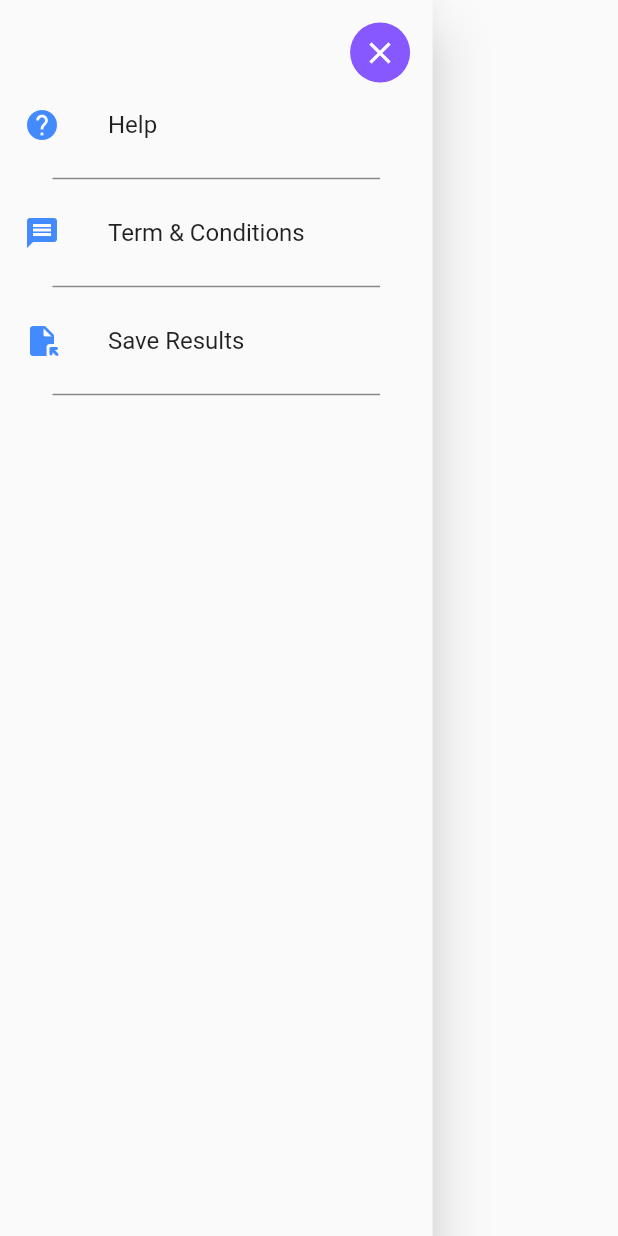
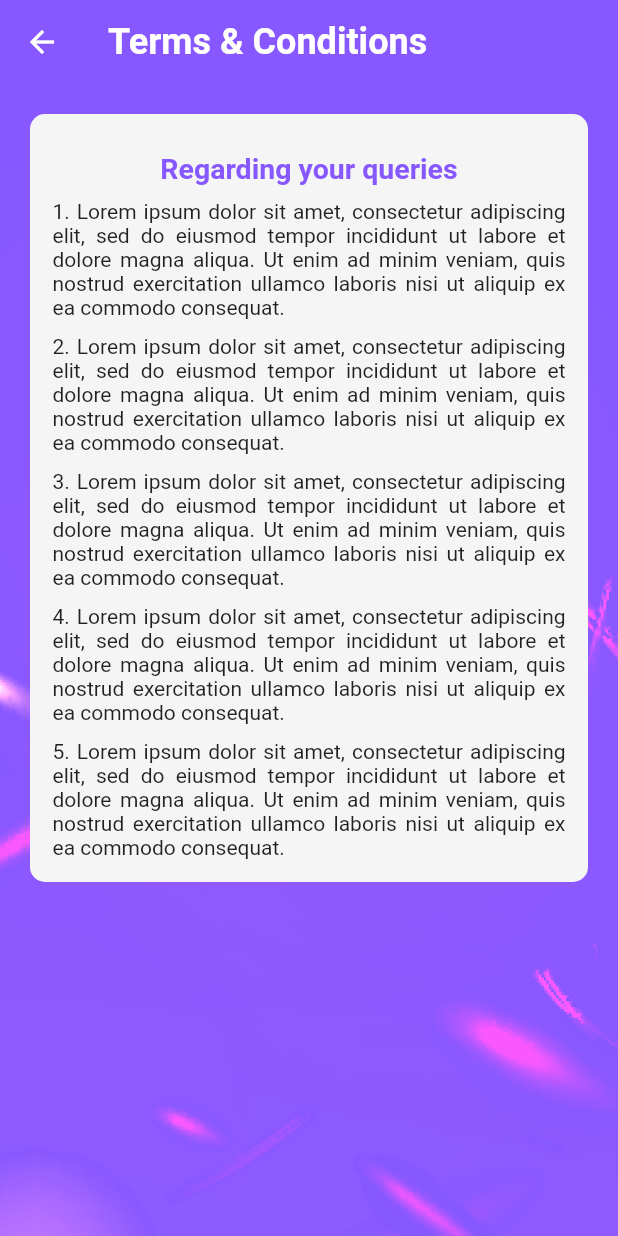
Before and after one commit to danishhafeez322/beatspark_project, a Flutter app: the AppDrawer widget shown alone on an empty page, opened directly, after a tap on "Term & Conditions", on a phone screen of 412 x 824 dp. Run offline on Flutter 3.47's test engine with Material 2 defaults, Android fonts, the phone set to English and light mode, and no system bars; our stand-ins replace fluttertoast, hive, hive_flutter; accounts and stored records are empty; Roboto replaces fonts that are missing (Poppins).

Commit message:
android side done

```diff
--- a/lib/Screens/HomePage.dart
+++ b/lib/Screens/HomePage.dart
@@ -2,8 +2,6 @@ import 'dart:math';
 
 import 'package:b_project/Widgets/AppDrawer.dart';
 import 'package:flutter/material.dart';
-import 'package:flutter/src/widgets/framework.dart';
-import 'package:flutter/src/widgets/placeholder.dart';
 
 import 'Result.dart';
 
@@ -93,7 +91,7 @@ class _HomePageState extends State<HomePage> {
         height: MediaQuery.of(context).size.height,
         decoration: const BoxDecoration(
           image: DecorationImage(
-              image: AssetImage("assets/Splash.png"), fit: BoxFit.cover),
+              image: AssetImage("assets/background.png"), fit: BoxFit.cover),
         ),
         child: Wrap(
           runSpacing: 2,
--- /dev/null
+++ b/lib/Screens/TermAndConditions.dart
@@ -0,0 +1,94 @@
+import 'package:flutter/material.dart';
+
+class TermAndCondition extends StatelessWidget {
+  const TermAndCondition({super.key});
+
+  @override
+  Widget build(BuildContext context) {
+    return Scaffold(
+      appBar: AppBar(
+        backgroundColor: const Color(0xff8758FF),
+        elevation: 0.0,
+        title: const Text(
+          'Terms & Conditions',
+          style: TextStyle(fontWeight: FontWeight.bold, fontSize: 24),
+          textAlign: TextAlign.center,
+        ),
+      ),
+      body: Container(
+        width: MediaQuery.of(context).size.width,
+        height: MediaQuery.of(context).size.height,
+        decoration: const BoxDecoration(
+            image: DecorationImage(
+                image: AssetImage("assets/background.png"), fit: BoxFit.cover)),
+        child: Container(
+          child: Column(children: [
+            const SizedBox(height: 10),
+            Expanded(
+              child: ListView.builder(
+                  itemCount: 1,
+                  itemBuilder: (context, index) {
+                    return Container(
+                      margin: const EdgeInsets.only(
+                          left: 20, right: 20, top: 10, bottom: 10),
+                      decoration: BoxDecoration(
+                        color: const Color(0xffF5F5F5),
+                        borderRadius: BorderRadius.circular(10),
+                      ),
+                      child: Padding(
+                        padding: const EdgeInsets.all(15.0),
+                        child: Column(
+                          children: const [
+                            SizedBox(height: 10),
+                            Text(
+                              'Regarding your queries',
+                              style: TextStyle(
+                                  fontWeight: FontWeight.bold,
+                                  fontSize: 19,
+                                  color: Color(0xff8758FF)),
+                            ),
+                            SizedBox(height: 10),
+                            Text(
+                              '1. Lorem ipsum dolor sit amet, consectetur adipiscing elit, sed do eiusmod tempor incididunt ut labore et dolore magna aliqua. Ut enim ad minim veniam, quis nostrud exercitation ullamco laboris nisi ut aliquip ex ea commodo consequat.',
+                              style: TextStyle(
+                                fontSize: 14,
+                                fontFamily: 'Poppins',
+                              ),
+                              textAlign: TextAlign.justify,
+                            ),
+                            SizedBox(height: 10),
+                            Text(
+                              '2. Lorem ipsum dolor sit amet, consectetur adipiscing elit, sed do eiusmod tempor incididunt ut labore et dolore magna aliqua. Ut enim ad minim veniam, quis nostrud exercitation ullamco laboris nisi ut aliquip ex ea commodo consequat.',
+                              style: TextStyle(fontSize: 14),
+                              textAlign: TextAlign.justify,
+                            ),
+                            SizedBox(height: 10),
+                            Text(
+                              '3. Lorem ipsum dolor sit amet, consectetur adipiscing elit, sed do eiusmod tempor incididunt ut labore et dolore magna aliqua. Ut enim ad minim veniam, quis nostrud exercitation ullamco laboris nisi ut aliquip ex ea commodo consequat.',
+                              style: TextStyle(fontSize: 14),
+                              textAlign: TextAlign.justify,
+                            ),
+                            SizedBox(height: 10),
+                            Text(
+                              '4. Lorem ipsum dolor sit amet, consectetur adipiscing elit, sed do eiusmod tempor incididunt ut labore et dolore magna aliqua. Ut enim ad minim veniam, quis nostrud exercitation ullamco laboris nisi ut aliquip ex ea commodo consequat.',
+                              style: TextStyle(fontSize: 14),
+                              textAlign: TextAlign.justify,
+                            ),
+                            SizedBox(height: 10),
+                            Text(
+                              '5. Lorem ipsum dolor sit amet, consectetur adipiscing elit, sed do eiusmod tempor incididunt ut labore et dolore magna aliqua. Ut enim ad minim veniam, quis nostrud exercitation ullamco laboris nisi ut aliquip ex ea commodo consequat.',
+                              style: TextStyle(fontSize: 14),
+                              textAlign: TextAlign.justify,
+                            ),
+                          ],
+                        ),
+                      ),
+                    );
+                  }),
+            )
+          ]),
+        ),
+      ),
+    );
+  }
+}
--- a/lib/Widgets/AppDrawer.dart
+++ b/lib/Widgets/AppDrawer.dart
@@ -1,6 +1,9 @@
+import 'package:b_project/Screens/SaveResult.dart';
 import 'package:flutter/material.dart';
 import 'package:flutter/src/widgets/framework.dart';
 import 'package:flutter/src/widgets/placeholder.dart';
+
+import '../Screens/TermAndConditions.dart';
 
 class AppDrawer extends StatefulWidget {
   const AppDrawer({super.key});
@@ -17,7 +20,7 @@ class _AppDrawerState extends State<AppDrawer> {
       child: Column(
         children: [
           Padding(
-              padding: const EdgeInsets.only(top: 15, right: 15),
+              padding: const EdgeInsets.only(top: 20, right: 15),
               child: Row(mainAxisAlignment: MainAxisAlignment.end, children: [
                 CircleAvatar(
                   backgroundColor: const Color(0xff8758FF),
@@ -32,28 +35,33 @@ class _AppDrawerState extends State<AppDrawer> {
                   ),
                 ),
               ])),
-          ListTile(
-            leading: const Icon(
-              Icons.help,
-              color: Colors.blueAccent,
-            ),
-            title: const Text('Help'),
-            onTap: () {},
-          ),
-          const Padding(
-            padding: EdgeInsets.only(left: 35, right: 35),
-            child: Divider(
-              color: Colors.black45,
-              thickness: 1,
-            ),
-          ),
+          // ListTile(
+          //   leading: const Icon(
+          //     Icons.help,
+          //     color: Colors.blueAccent,
+          //   ),
+          //   title: const Text('Help'),
+          //   onTap: () {},
+          // ),
+          // const Padding(
+          //   padding: EdgeInsets.only(left: 35, right: 35),
+          //   child: Divider(
+          //     color: Colors.black45,
+          //     thickness: 1,
+          //   ),
+          // ),
           ListTile(
             leading: const Icon(
               Icons.message,
               color: Colors.blueAccent,
             ),
             title: const Text('Term & Conditions'),
-            onTap: () {},
+            onTap: () {
+              Navigator.push(
+                  context,
+                  MaterialPageRoute(
+                      builder: ((context) => const TermAndCondition())));
+            },
           ),
           const Padding(
             padding: EdgeInsets.only(left: 35, right: 35),
@@ -68,7 +76,12 @@ class _AppDrawerState extends State<AppDrawer> {
               color: Colors.blueAccent,
             ),
             title: const Text('Save Results'),
-            onTap: () {},
+            onTap: () {
+              Navigator.push(
+                  context,
+                  MaterialPageRoute(
+                      builder: ((context) => const SaveResult())));
+            },
           ),
           const Padding(
             padding: EdgeInsets.only(left: 35, right: 35),
--- a/lib/main.dart
+++ b/lib/main.dart
@@ -18,7 +18,6 @@ Future main() async {
 class MyApp extends StatelessWidget {
   const MyApp({super.key});
 
-  // This widget is the root of your application.
   @override
   Widget build(BuildContext context) {
     return MaterialApp(
--- a/pubspec.yaml
+++ b/pubspec.yaml
@@ -35,10 +35,12 @@ dependencies:
   # The following adds the Cupertino Icons font to your application.
   # Use with the CupertinoIcons class for iOS style icons.
   cupertino_icons: ^1.0.2
+  intl: ^0.18.0
 
 
   hive: ^2.2.3
   hive_flutter: ^1.1.0
+  fluttertoast: ^8.2.1
 
 
 dev_dependencies:
```
Also changed, not shown: lib/Screens/Result.dart (+50 -9 lines), lib/Screens/SaveResult.dart (+106 -0 lines), lib/Widgets/Boxes.dart (added, +8 -0 lines), lib/Widgets/Category.dart (added, +90 -0 lines), lib/db/NoteDatabase.dart (added, +28 -0 lines), assets/background.png (added), pubspec.lock, 6 other files.
